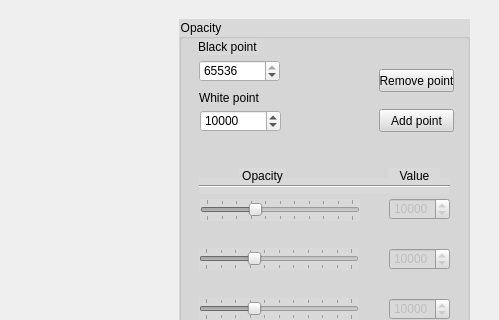
Old version of the form user_interface.ui in the repository Olam1/ProjetMulti; both pictures show x 781 to 1280 and y 0 to 320 of the 1280 by 720 pixel window.
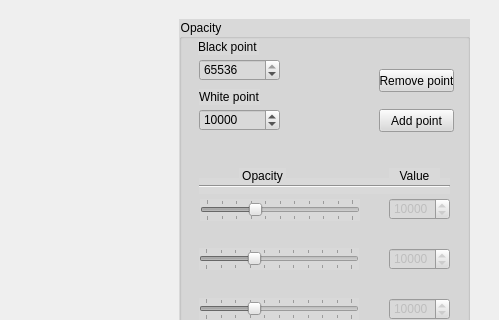
New version of the form. Icons and pictures are not drawn.

The edit to the form file:
```diff
--- a/user_interface.ui
+++ b/user_interface.ui
@@ -61,38 +61,6 @@
      <string>Visualisation</string>
     </property>
    </widget>
-   <widget class="QSpinBox" name="spinBox_white_point">
-    <property name="geometry">
-     <rect>
-      <x>981</x>
-      <y>110</y>
-      <width>81</width>
-      <height>22</height>
-     </rect>
-    </property>
-    <property name="maximum">
-     <number>65536</number>
-    </property>
-    <property name="singleStep">
-     <number>1000</number>
-    </property>
-    <property name="value">
-     <number>10000</number>
-    </property>
-   </widget>
-   <widget class="QLabel" name="white_point">
-    <property name="geometry">
-     <rect>
-      <x>980</x>
-      <y>90</y>
-      <width>61</width>
-      <height>16</height>
-     </rect>
-    </property>
-    <property name="text">
-     <string>White point</string>
-    </property>
-   </widget>
    <widget class="QPushButton" name="select_file">
     <property name="geometry">
      <rect>
@@ -106,25 +74,6 @@
      <string>Select Folder</string>
     </property>
    </widget>
-   <widget class="QSpinBox" name="spinBox_black_point">
-    <property name="geometry">
-     <rect>
-      <x>980</x>
-      <y>60</y>
-      <width>81</width>
-      <height>22</height>
-     </rect>
-    </property>
-    <property name="maximum">
-     <number>65536</number>
-    </property>
-    <property name="singleStep">
-     <number>1000</number>
-    </property>
-    <property name="value">
-     <number>65536</number>
-    </property>
-   </widget>
    <widget class="QGroupBox" name="groupBox">
     <property name="geometry">
      <rect>
@@ -380,6 +329,57 @@
       <set>Qt::AlignCenter</set>
      </property>
     </widget>
+    <widget class="QSpinBox" name="spinBox_black_point">
+     <property name="geometry">
+      <rect>
+       <x>20</x>
+       <y>40</y>
+       <width>81</width>
+       <height>22</height>
+      </rect>
+     </property>
+     <property name="maximum">
+      <number>65536</number>
+     </property>
+     <property name="singleStep">
+      <number>1000</number>
+     </property>
+     <property name="value">
+      <number>65536</number>
+     </property>
+    </widget>
+    <widget class="QSpinBox" name="spinBox_white_point">
+     <property name="geometry">
+      <rect>
+       <x>20</x>
+       <y>90</y>
+       <width>81</width>
+       <height>22</height>
+      </rect>
+     </property>
+     <property name="maximum">
+      <number>65536</number>
+     </property>
+     <property name="singleStep">
+      <number>1000</number>
+     </property>
+     <property name="value">
+      <number>10000</number>
+     </property>
+    </widget>
+    <widget class="QLabel" name="white_point">
+     <property name="geometry">
+      <rect>
+       <x>20</x>
+       <y>70</y>
+       <width>61</width>
+       <height>16</height>
+      </rect>
+     </property>
+     <property name="text">
+      <string>White point</string>
+     </property>
+    </widget>
    </widget>
    <widget class="QLabel" name="Label_loader">
     <property name="geometry">
```
Left out of the diff: 5 changed lines with no effect on the pictures.
